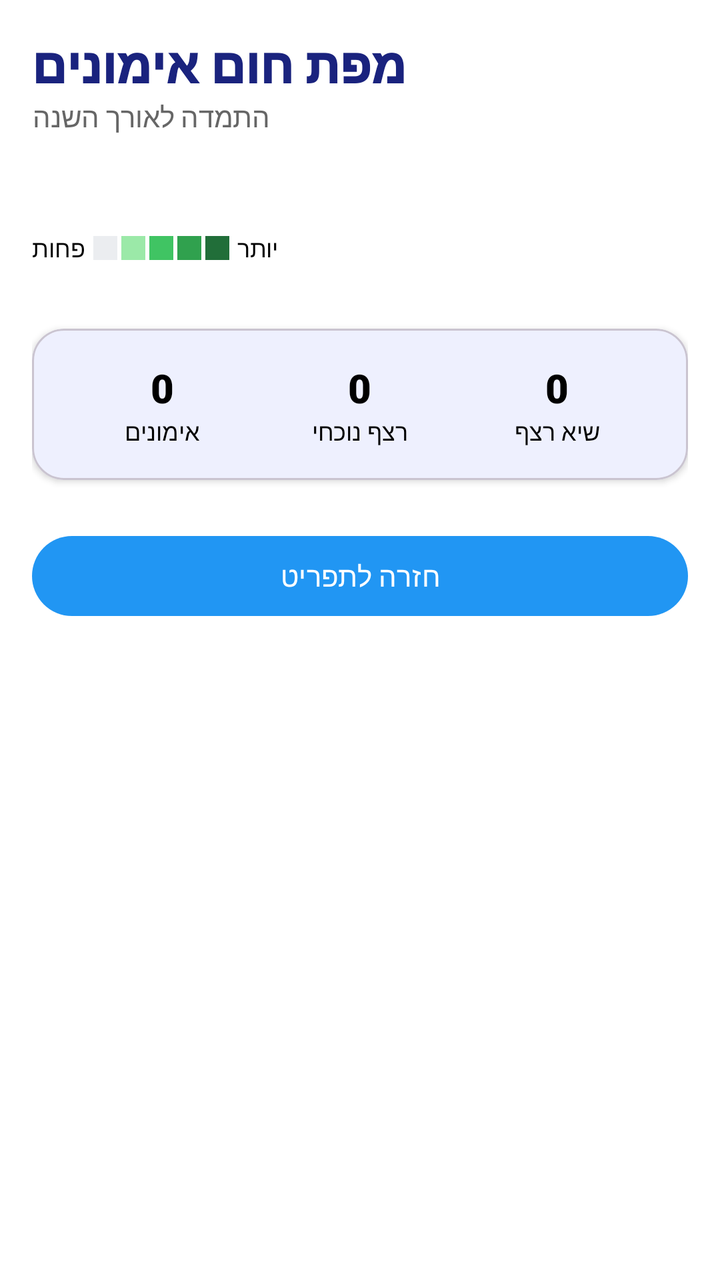
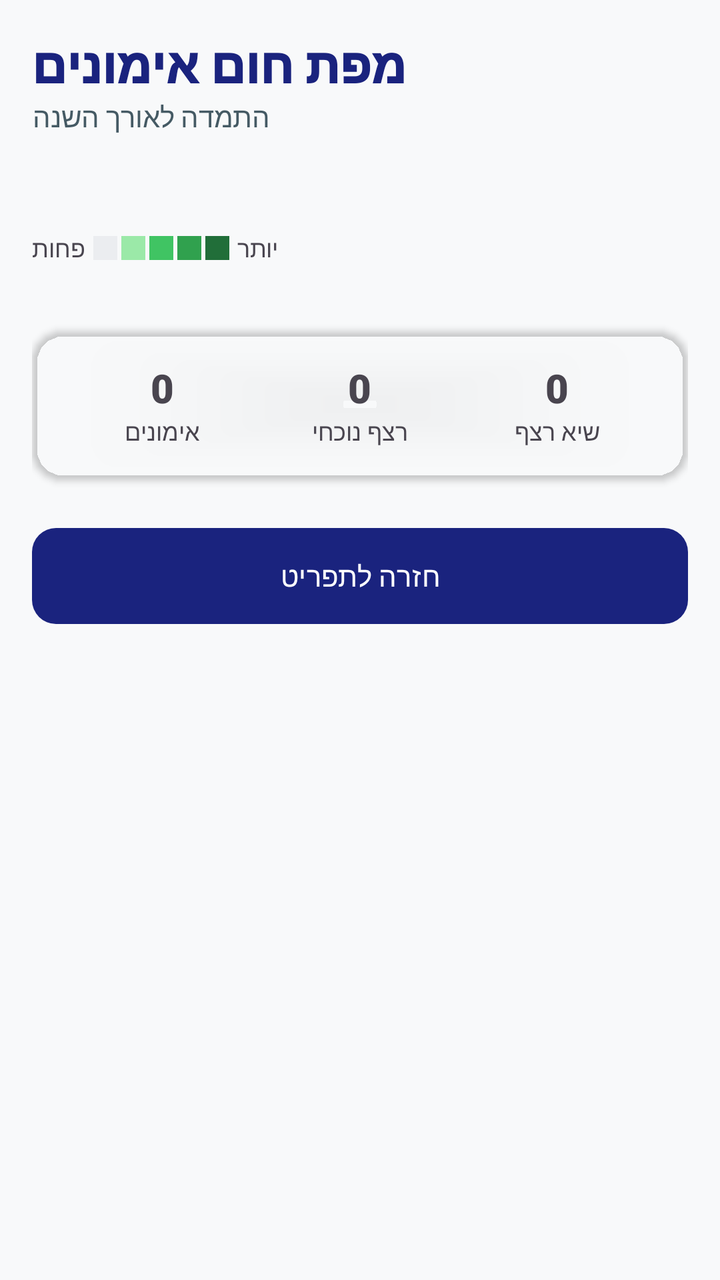

Before-and-after screenshots of an Android layout around one commit, followed by the original layout XML and the change that was made.
<!-- AndroidManifest.xml: application theme Theme.Gym_calender10 -->
<!-- res/layout/activity_heatmap.xml -->
<?xml version="1.0" encoding="utf-8"?>
<androidx.constraintlayout.widget.ConstraintLayout xmlns:android="http://schemas.android.com/apk/res/android"
    xmlns:app="http://schemas.android.com/apk/res-auto"
    android:layout_width="match_parent"
    android:layout_height="match_parent"
    android:padding="16dp"
    android:background="#FFFFFF">

    <TextView
        android:id="@+id/tvHeatmapTitle"
        android:layout_width="wrap_content"
        android:layout_height="wrap_content"
        android:text="מפת חום אימונים"
        android:textSize="24sp"
        android:fontFamily="sans-serif-black"
        android:textColor="#1A237E"
        app:layout_constraintTop_toTopOf="parent"
        app:layout_constraintStart_toStartOf="parent" />

    <TextView
        android:id="@+id/tvHeatmapSubtitle"
        android:layout_width="wrap_content"
        android:layout_height="wrap_content"
        android:text="התמדה לאורך השנה"
        android:textSize="14sp"
        android:textColor="#666666"
        app:layout_constraintTop_toBottomOf="@+id/tvHeatmapTitle"
        app:layout_constraintStart_toStartOf="parent" />

    <HorizontalScrollView
        android:id="@+id/hsvHeatmap"
        android:layout_width="match_parent"
        android:layout_height="wrap_content"
        android:layout_marginTop="32dp"
        app:layout_constraintTop_toBottomOf="@+id/tvHeatmapSubtitle">

        <LinearLayout
            android:layout_width="wrap_content"
            android:layout_height="wrap_content"
            android:orientation="vertical">

            <androidx.recyclerview.widget.RecyclerView
                android:id="@+id/rvHeatmap"
                android:layout_width="wrap_content"
                android:layout_height="wrap_content"
                android:orientation="horizontal" />
            
            <LinearLayout
                android:layout_width="wrap_content"
                android:layout_height="wrap_content"
                android:orientation="horizontal"
                android:layout_marginTop="16dp"
                android:layout_gravity="end"
                android:gravity="center_vertical">
                
                <TextView
                    android:layout_width="wrap_content"
                    android:layout_height="wrap_content"
                    android:text="פחות"
                    android:textSize="12sp"
                    android:layout_marginEnd="4dp" />
                
                <View android:layout_width="12dp" android:layout_height="12dp" android:background="#EBEDF0" android:layout_marginEnd="2dp" />
                <View android:layout_width="12dp" android:layout_height="12dp" android:background="#9BE9A8" android:layout_marginEnd="2dp" />
                <View android:layout_width="12dp" android:layout_height="12dp" android:background="#40C463" android:layout_marginEnd="2dp" />
                <View android:layout_width="12dp" android:layout_height="12dp" android:background="#30A14E" android:layout_marginEnd="2dp" />
                <View android:layout_width="12dp" android:layout_height="12dp" android:background="#216E39" android:layout_marginEnd="4dp" />

                <TextView
                    android:layout_width="wrap_content"
                    android:layout_height="wrap_content"
                    android:text="יותר"
                    android:textSize="12sp" />
            </LinearLayout>
        </LinearLayout>
    </HorizontalScrollView>

    <com.google.android.material.card.MaterialCardView
        android:id="@+id/cvStats"
        android:layout_width="match_parent"
        android:layout_height="wrap_content"
        android:layout_marginTop="32dp"
        app:cardCornerRadius="16dp"
        app:cardElevation="2dp"
        app:layout_constraintTop_toBottomOf="@+id/hsvHeatmap">

        <LinearLayout
            android:layout_width="match_parent"
            android:layout_height="wrap_content"
            android:orientation="horizontal"
            android:padding="16dp"
            android:weightSum="3">

            <LinearLayout
                android:layout_width="0dp"
                android:layout_height="wrap_content"
                android:layout_weight="1"
                android:orientation="vertical"
                android:gravity="center">
                <TextView
                    android:id="@+id/tvTotalWorkouts"
                    android:layout_width="wrap_content"
                    android:layout_height="wrap_content"
                    android:text="0"
                    android:textSize="20sp"
                    android:fontFamily="sans-serif-black" />
                <TextView
                    android:layout_width="wrap_content"
                    android:layout_height="wrap_content"
                    android:text="אימונים"
                    android:textSize="12sp" />
            </LinearLayout>

            <LinearLayout
                android:layout_width="0dp"
                android:layout_height="wrap_content"
                android:layout_weight="1"
                android:orientation="vertical"
                android:gravity="center">
                <TextView
                    android:id="@+id/tvCurrentStreak"
                    android:layout_width="wrap_content"
                    android:layout_height="wrap_content"
                    android:text="0"
                    android:textSize="20sp"
                    android:fontFamily="sans-serif-black" />
                <TextView
                    android:layout_width="wrap_content"
                    android:layout_height="wrap_content"
                    android:text="רצף נוכחי"
                    android:textSize="12sp" />
            </LinearLayout>

            <LinearLayout
                android:layout_width="0dp"
                android:layout_height="wrap_content"
                android:layout_weight="1"
                android:orientation="vertical"
                android:gravity="center">
                <TextView
                    android:id="@+id/tvBestStreak"
                    android:layout_width="wrap_content"
                    android:layout_height="wrap_content"
                    android:text="0"
                    android:textSize="20sp"
                    android:fontFamily="sans-serif-black" />
                <TextView
                    android:layout_width="wrap_content"
                    android:layout_height="wrap_content"
                    android:text="שיא רצף"
                    android:textSize="12sp" />
            </LinearLayout>
        </LinearLayout>
    </com.google.android.material.card.MaterialCardView>

    <com.google.android.material.button.MaterialButton
        android:id="@+id/btnBackToDashboard"
        android:layout_width="match_parent"
        android:layout_height="wrap_content"
        android:layout_marginTop="24dp"
        android:text="חזרה לתפריט"
        app:layout_constraintTop_toBottomOf="@+id/cvStats"
        app:layout_constraintStart_toStartOf="parent"
        app:layout_constraintEnd_toEndOf="parent" />

</androidx.constraintlayout.widget.ConstraintLayout>
<!-- resources referenced by this layout -->
<resources>
  <style name="Theme.Gym_calender10" parent="Theme.Material3.Light.NoActionBar">
          <item name="android:colorBackground">#FFFFFF</item>
          <item name="android:textColor">#000000</item>
          <item name="colorPrimary">#2196F3</item>
          <item name="colorPrimaryDark">#1976D2</item>
          <item name="colorAccent">#03A9F4</item>
          <item name="bottomSheetDialogTheme">@style/AppBottomSheetDialogTheme</item>
      </style>
  <style name="AppBottomSheetDialogTheme" parent="Theme.Design.Light.BottomSheetDialog">
          <item name="bottomSheetStyle">@style/AppBottomSheetStyle</item>
      </style>
  <style name="AppBottomSheetStyle" parent="Widget.Design.BottomSheet.Modal">
          <item name="android:background">@android:color/transparent</item>
      </style>
</resources>

<!-- the commit's change to res/layout/activity_heatmap.xml (unified diff, before → after) -->
@@ -4,7 +4,7 @@
     android:layout_width="match_parent"
     android:layout_height="match_parent"
     android:padding="16dp"
-    android:background="#FFFFFF">
+    android:background="@color/backgroundColor">
 
     <TextView
         android:id="@+id/tvHeatmapTitle"
@@ -13,7 +13,7 @@
         android:text="מפת חום אימונים"
         android:textSize="24sp"
         android:fontFamily="sans-serif-black"
-        android:textColor="#1A237E"
+        android:textColor="@color/primaryColor"
         app:layout_constraintTop_toTopOf="parent"
         app:layout_constraintStart_toStartOf="parent" />
 
@@ -23,7 +23,7 @@
         android:layout_height="wrap_content"
         android:text="התמדה לאורך השנה"
         android:textSize="14sp"
-        android:textColor="#666666"
+        android:textColor="@color/secondaryTextColor"
         app:layout_constraintTop_toBottomOf="@+id/tvHeatmapTitle"
         app:layout_constraintStart_toStartOf="parent" />
 
<!-- resource entries referenced after the edit -->
@@ -1,15 +1,62 @@
 <!-- resources referenced by this layout -->
 <resources>
+  <color name="backgroundColor">#F8F9FA</color>
+  <color name="primaryColor">#1A237E</color>
+  <color name="secondaryTextColor">#455A64</color>
   <style name="Theme.Gym_calender10" parent="Theme.Material3.Light.NoActionBar">
-          <item name="android:colorBackground">#FFFFFF</item>
-          <item name="android:textColor">#000000</item>
-          <item name="colorPrimary">#2196F3</item>
-          <item name="colorPrimaryDark">#1976D2</item>
-          <item name="colorAccent">#03A9F4</item>
+          
+          <item name="colorPrimary">@color/primaryColor</item>
+          <item name="colorPrimaryVariant">@color/primaryDarkColor</item>
+          <item name="colorOnPrimary">@color/whiteTextColor</item>
+  
+          
+          <item name="colorSecondary">@color/secondaryColor</item>
+          <item name="colorSecondaryVariant">@color/secondaryDarkColor</item>
+          <item name="colorOnSecondary">@color/whiteTextColor</item>
+  
+          
+          <item name="android:statusBarColor">@color/primaryDarkColor</item>
+  
+          
+          <item name="android:windowBackground">@color/backgroundColor</item>
+          <item name="colorSurface">@color/surfaceColor</item>
+          <item name="colorOnSurface">@color/primaryTextColor</item>
+  
+          
+          <item name="materialButtonStyle">@style/AppButton</item>
+          <item name="textInputStyle">@style/AppTextInputLayout</item>
+          <item name="materialCardViewStyle">@style/AppCard</item>
+  
           <item name="bottomSheetDialogTheme">@style/AppBottomSheetDialogTheme</item>
+      </style>
+  <color name="primaryDarkColor">#000051</color>
+  <color name="whiteTextColor">#FFFFFF</color>
+  <color name="secondaryColor">#E65100</color>
+  <color name="primaryTextColor">#121212</color>
+  <style name="AppButton" parent="Widget.Material3.Button">
+          <item name="android:insetTop">0dp</item>
+          <item name="android:insetBottom">0dp</item>
+          <item name="shapeAppearance">@style/ShapeAppearance.App.MediumComponent</item>
+      </style>
+  <style name="AppTextInputLayout" parent="Widget.Material3.TextInputLayout.OutlinedBox">
+          <item name="boxStrokeColor">@color/primaryColor</item>
+          <item name="boxCornerRadiusTopStart">8dp</item>
+          <item name="boxCornerRadiusTopEnd">8dp</item>
+          <item name="boxCornerRadiusBottomStart">8dp</item>
+          <item name="boxCornerRadiusBottomEnd">8dp</item>
+      </style>
+  <style name="AppCard" parent="Widget.Material3.CardView.Elevated">
+          <item name="cardBackgroundColor">@color/cardBackground</item>
+          <item name="cardElevation">4dp</item>
+          <item name="cardCornerRadius">16dp</item>
+          <item name="shapeAppearance">@style/ShapeAppearance.App.MediumComponent</item>
       </style>
   <style name="AppBottomSheetDialogTheme" parent="Theme.Design.Light.BottomSheetDialog">
           <item name="bottomSheetStyle">@style/AppBottomSheetStyle</item>
+      </style>
+  <style name="ShapeAppearance.App.MediumComponent" parent="ShapeAppearance.Material3.MediumComponent">
+          <item name="cornerFamily">rounded</item>
+          <item name="cornerSize">12dp</item>
       </style>
   <style name="AppBottomSheetStyle" parent="Widget.Design.BottomSheet.Modal">
           <item name="android:background">@android:color/transparent</item>
